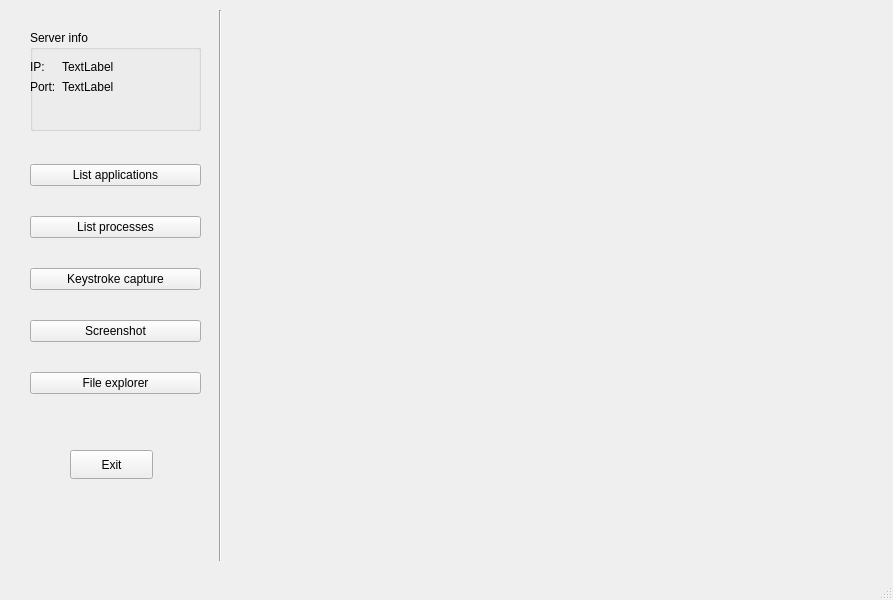
hdkhang6803/PC_Remote_Control, file clientWindow.ui: the form before one commit.
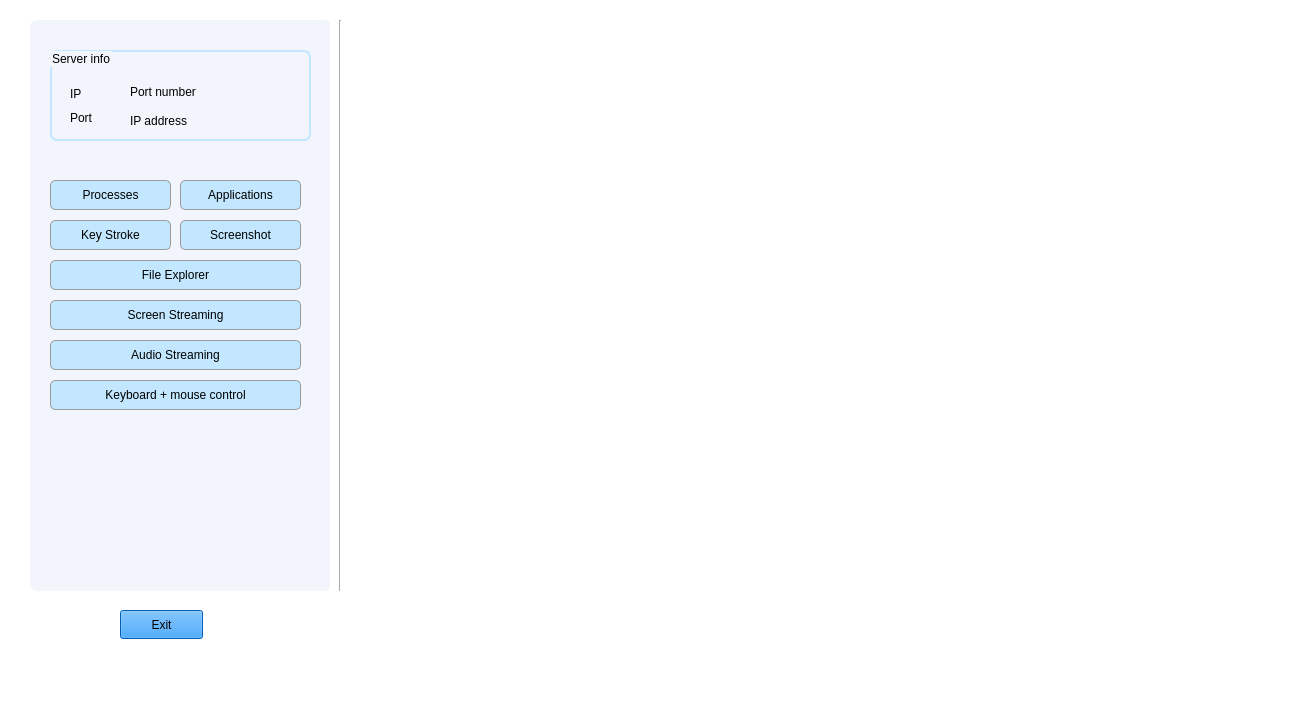
The form after the commit.

Commit message: finish server window, client window ui

```diff
--- a/clientWindow.ui
+++ b/clientWindow.ui
@@ -6,133 +6,283 @@
    <rect>
     <x>0</x>
     <y>0</y>
-    <width>893</width>
-    <height>600</height>
+    <width>1296</width>
+    <height>711</height>
    </rect>
   </property>
   <property name="windowTitle">
    <string>MainWindow</string>
   </property>
+  <property name="styleSheet">
+   <string notr="true">background: #ffffff;</string>
+  </property>
   <widget class="QWidget" name="centralwidget">
    <widget class="QWidget" name="widget" native="true">
     <property name="geometry">
      <rect>
-      <x>20</x>
+      <x>30</x>
       <y>20</y>
-      <width>191</width>
-      <height>421</height>
+      <width>301</width>
+      <height>571</height>
      </rect>
     </property>
-    <widget class="QWidget" name="verticalLayoutWidget_2">
-     <property name="geometry">
-      <rect>
-       <x>10</x>
-       <y>120</y>
-       <width>171</width>
-       <height>281</height>
-      </rect>
-     </property>
-     <layout class="QVBoxLayout" name="verticalLayout_4">
-      <item>
-       <widget class="QPushButton" name="pushButton">
-        <property name="text">
-         <string>List applications</string>
-        </property>
-       </widget>
-      </item>
-      <item>
-       <widget class="QPushButton" name="pushButton_2">
-        <property name="text">
-         <string>List processes</string>
-        </property>
-       </widget>
-      </item>
-      <item>
-       <widget class="QPushButton" name="pushButton_3">
-        <property name="text">
-         <string>Keystroke capture</string>
-        </property>
-       </widget>
-      </item>
-      <item>
-       <widget class="QPushButton" name="pushButton_4">
-        <property name="text">
-         <string>Screenshot</string>
-        </property>
-       </widget>
-      </item>
-      <item>
-       <widget class="QPushButton" name="pushButton_5">
-        <property name="text">
-         <string>File explorer</string>
-        </property>
-       </widget>
-      </item>
-     </layout>
-    </widget>
+    <property name="styleSheet">
+     <string notr="true">background-color: #F2F6FC;
+border-radius: 7px;</string>
+    </property>
     <widget class="QGroupBox" name="groupBox">
      <property name="geometry">
       <rect>
-       <x>10</x>
-       <y>10</y>
-       <width>171</width>
-       <height>101</height>
+       <x>20</x>
+       <y>30</y>
+       <width>261</width>
+       <height>91</height>
       </rect>
      </property>
+     <property name="styleSheet">
+      <string notr="true">font: 600 12pt &quot;UTM Avo&quot;;
+border: 2px solid rgb(194, 231, 255);
+color: #fffff;</string>
+     </property>
      <property name="title">
       <string>Server info</string>
      </property>
-     <widget class="QWidget" name="formLayoutWidget">
+     <widget class="QLabel" name="ipLabel">
       <property name="geometry">
        <rect>
-        <x>0</x>
+        <x>20</x>
+        <y>30</y>
+        <width>34</width>
+        <height>28</height>
+       </rect>
+      </property>
+      <property name="styleSheet">
+       <string notr="true">font: 570 9pt &quot;UTM Avo&quot;;
+border: none;</string>
+      </property>
+      <property name="text">
+       <string>IP    </string>
+      </property>
+     </widget>
+     <widget class="QLabel" name="portLabel">
+      <property name="geometry">
+       <rect>
+        <x>20</x>
+        <y>50</y>
+        <width>38</width>
+        <height>36</height>
+       </rect>
+      </property>
+      <property name="styleSheet">
+       <string notr="true">font: 600 9pt &quot;UTM Avo&quot;;
+border: none;</string>
+      </property>
+      <property name="text">
+       <string>Port </string>
+      </property>
+     </widget>
+     <widget class="QLabel" name="portBox">
+      <property name="geometry">
+       <rect>
+        <x>80</x>
         <y>30</y>
         <width>171</width>
-        <height>61</height>
+        <height>24</height>
        </rect>
       </property>
-      <layout class="QFormLayout" name="formLayout">
-       <item row="0" column="0">
-        <widget class="QLabel" name="ipLabel">
-         <property name="text">
-          <string>IP:</string>
-         </property>
-        </widget>
-       </item>
-       <item row="1" column="0">
-        <widget class="QLabel" name="portLabel">
-         <property name="text">
-          <string>Port:</string>
-         </property>
-        </widget>
-       </item>
-       <item row="0" column="1">
-        <widget class="QLabel" name="ipBox">
-         <property name="text">
-          <string>TextLabel</string>
-         </property>
-        </widget>
-       </item>
-       <item row="1" column="1">
-        <widget class="QLabel" name="portBox">
-         <property name="text">
-          <string>TextLabel</string>
-         </property>
-        </widget>
-       </item>
-      </layout>
+      <property name="styleSheet">
+       <string notr="true">font: italic 500 9pt &quot;UTM Avo&quot;;
+border: none;
+font-color: rgb(255, 255, 255);</string>
+      </property>
+      <property name="text">
+       <string>Port number</string>
+      </property>
      </widget>
+     <widget class="QLabel" name="ipBox">
+      <property name="geometry">
+       <rect>
+        <x>80</x>
+        <y>60</y>
+        <width>91</width>
+        <height>21</height>
+       </rect>
+      </property>
+      <property name="styleSheet">
+       <string notr="true">font: italic 500 9pt &quot;UTM Avo&quot;;
+border: none;</string>
+      </property>
+      <property name="text">
+       <string>IP address</string>
+      </property>
+     </widget>
+    </widget>
+    <widget class="QPushButton" name="processButton_1">
+     <property name="geometry">
+      <rect>
+       <x>20</x>
+       <y>160</y>
+       <width>121</width>
+       <height>30</height>
+      </rect>
+     </property>
+     <property name="styleSheet">
+      <string notr="true">font: 600 9pt &quot;UTM Avo&quot; ;
+background: #C2E7FF;
+border:  1px solid rgb(154, 154, 154);
+border-radius: 5px;</string>
+     </property>
+     <property name="text">
+      <string>Processes</string>
+     </property>
+    </widget>
+    <widget class="QPushButton" name="processButton_2">
+     <property name="geometry">
+      <rect>
+       <x>150</x>
+       <y>160</y>
+       <width>121</width>
+       <height>30</height>
+      </rect>
+     </property>
+     <property name="styleSheet">
+      <string notr="true">font: 600 9pt &quot;UTM Avo&quot; ;
+background: #C2E7FF;
+border:  1px solid rgb(154, 154, 154);
+border-radius: 5px;</string>
+     </property>
+     <property name="text">
+      <string>Applications</string>
+     </property>
+    </widget>
+    <widget class="QPushButton" name="processButton_3">
+     <property name="geometry">
+      <rect>
+       <x>20</x>
+       <y>200</y>
+       <width>121</width>
+       <height>30</height>
+      </rect>
+     </property>
+     <property name="styleSheet">
+      <string notr="true">font: 600 9pt &quot;UTM Avo&quot; ;
+background: #C2E7FF;
+border:  1px solid rgb(154, 154, 154);
+border-radius: 5px;</string>
+     </property>
+     <property name="text">
+      <string>Key Stroke</string>
+     </property>
+    </widget>
+    <widget class="QPushButton" name="processButton_4">
+     <property name="geometry">
+      <rect>
+       <x>150</x>
+       <y>200</y>
+       <width>121</width>
+       <height>30</height>
+      </rect>
+     </property>
+     <property name="styleSheet">
+      <string notr="true">font: 600 9pt &quot;UTM Avo&quot; ;
+background: #C2E7FF;
+border:  1px solid rgb(154, 154, 154);
+border-radius: 5px;</string>
+     </property>
+     <property name="text">
+      <string>Screenshot</string>
+     </property>
+    </widget>
+    <widget class="QPushButton" name="processButton_5">
+     <property name="geometry">
+      <rect>
+       <x>20</x>
+       <y>240</y>
+       <width>251</width>
+       <height>30</height>
+      </rect>
+     </property>
+     <property name="styleSheet">
+      <string notr="true">font: 600 9pt &quot;UTM Avo&quot; ;
+background: #C2E7FF;
+border:  1px solid rgb(154, 154, 154);
+border-radius: 5px;</string>
+     </property>
+     <property name="text">
+      <string>File Explorer</string>
+     </property>
+    </widget>
+    <widget class="QPushButton" name="processButton_6">
+     <property name="geometry">
+      <rect>
+       <x>20</x>
+       <y>280</y>
+       <width>251</width>
+       <height>30</height>
+      </rect>
+     </property>
+     <property name="styleSheet">
+      <string notr="true">font: 600 9pt &quot;UTM Avo&quot;;
+background: rgb(194, 231, 255);
+border:  1px solid rgb(154, 154, 154);
+border-radius: 5px;</string>
+     </property>
+     <property name="text">
+      <string>Screen Streaming</string>
+     </property>
+    </widget>
+    <widget class="QPushButton" name="processButton_7">
+     <property name="geometry">
+      <rect>
+       <x>20</x>
+       <y>320</y>
+       <width>251</width>
+       <height>30</height>
+      </rect>
+     </property>
+     <property name="styleSheet">
+      <string notr="true">font: 600 9pt &quot;UTM Avo&quot; ;
+background: #C2E7FF;
+border:  1px solid rgb(154, 154, 154);
+border-radius: 5px;</string>
+     </property>
+     <property name="text">
+      <string>Audio Streaming</string>
+     </property>
+    </widget>
+    <widget class="QPushButton" name="processButton_8">
+     <property name="geometry">
+      <rect>
+       <x>20</x>
+       <y>360</y>
+       <width>251</width>
+       <height>30</height>
+      </rect>
+     </property>
+     <property name="styleSheet">
+      <string notr="true">font: 600 9pt &quot;UTM Avo&quot; ;
+background: #C2E7FF;
+border:  1px solid rgb(154, 154, 154);
+border-radius: 5px;</string>
+     </property>
+     <property name="text">
+      <string>Keyboard + mouse control</string>
+     </property>
     </widget>
    </widget>
    <widget class="QPushButton" name="exitButton">
     <property name="geometry">
      <rect>
-      <x>70</x>
-      <y>450</y>
+      <x>120</x>
+      <y>610</y>
       <width>83</width>
       <height>29</height>
      </rect>
     </property>
+    <property name="styleSheet">
+     <string notr="true">font: 600 9pt &quot;UTM Avo&quot; ;
+background-color: rgb(0, 132, 255);</string>
+    </property>
     <property name="text">
      <string>Exit</string>
     </property>
@@ -140,10 +290,10 @@
    <widget class="Line" name="line">
     <property name="geometry">
      <rect>
-      <x>210</x>
-      <y>10</y>
+      <x>330</x>
+      <y>20</y>
       <width>20</width>
-      <height>551</height>
+      <height>571</height>
      </rect>
     </property>
     <property name="orientation">
@@ -153,10 +303,10 @@
    <widget class="QWidget" name="widget_2" native="true">
     <property name="geometry">
      <rect>
-      <x>240</x>
-      <y>30</y>
-      <width>621</width>
-      <height>511</height>
+      <x>360</x>
+      <y>20</y>
+      <width>911</width>
+      <height>611</height>
      </rect>
     </property>
    </widget>
```
Left out of the diff: 4 changed lines with no effect on the pictures. The commit also changes 16 other files.
